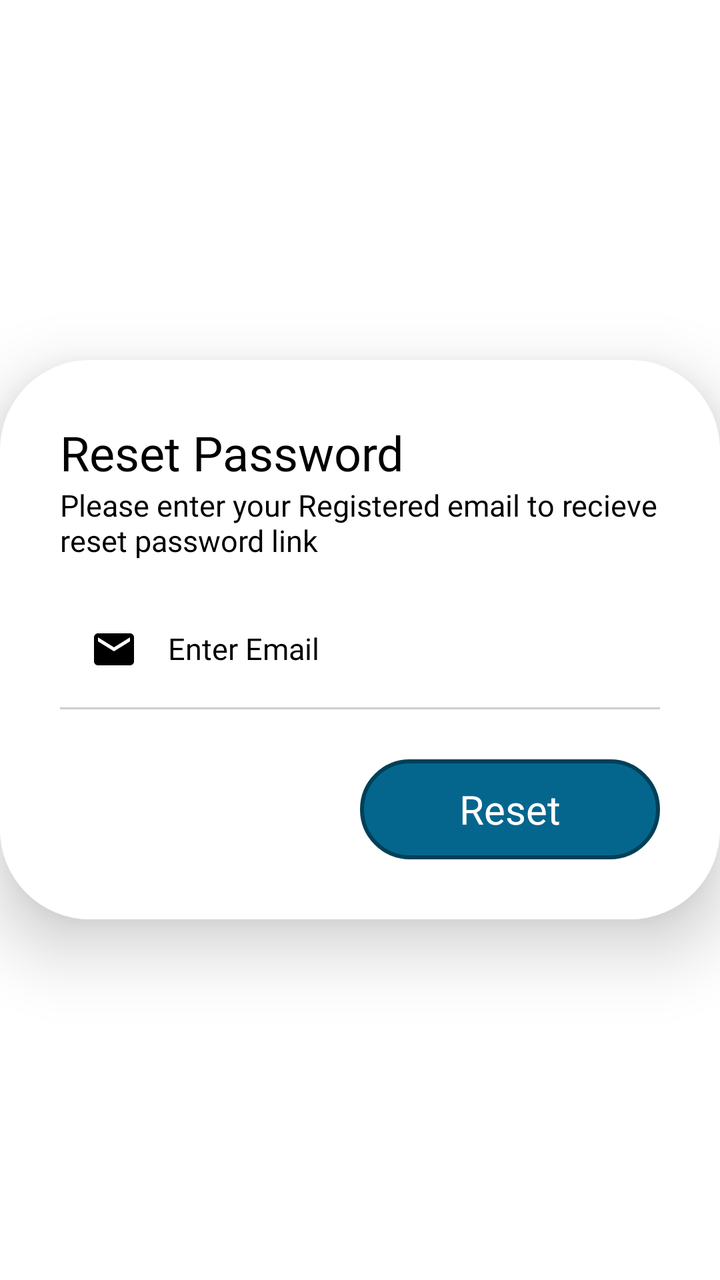
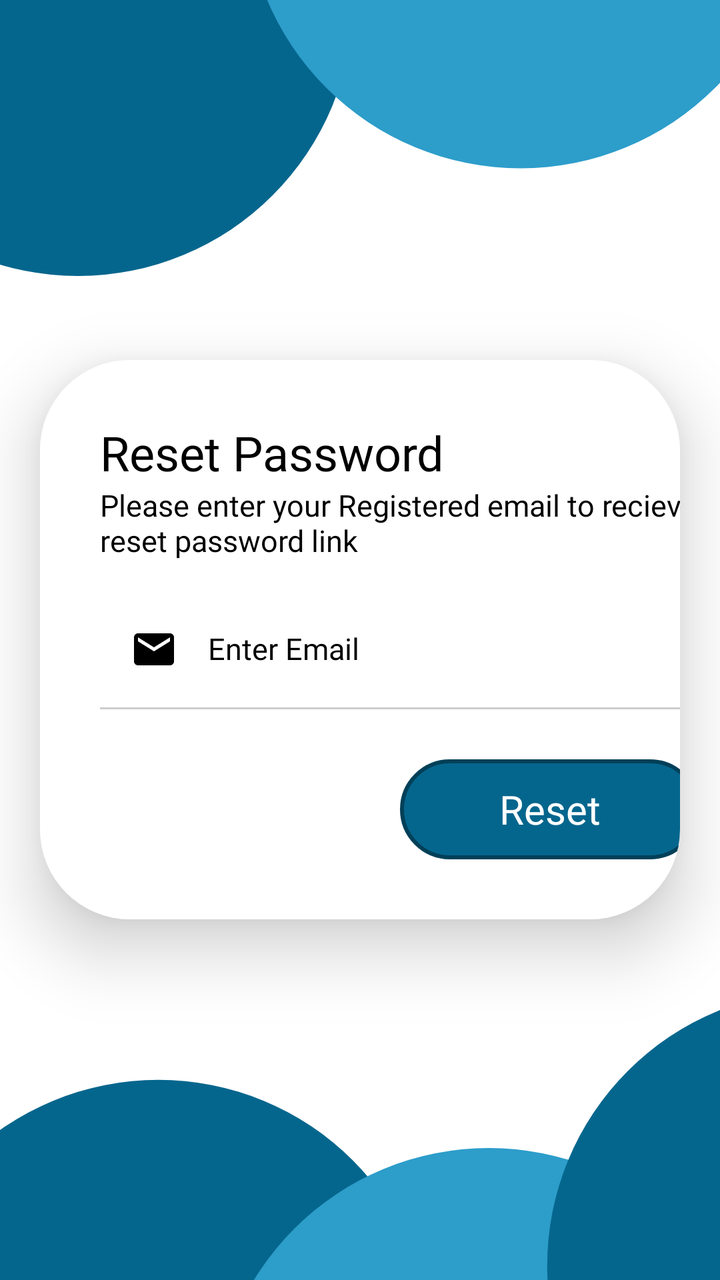

Compare the two renders of this Android layout. The source of the first and the diff that turns it into the second are given below.
<!-- AndroidManifest.xml: application theme Theme.Hostelvault -->
<!-- res/layout/activity_forgot_passwrd.xml -->
<?xml version="1.0" encoding="utf-8"?>
<LinearLayout xmlns:android="http://schemas.android.com/apk/res/android"
    xmlns:app="http://schemas.android.com/apk/res-auto"
    xmlns:tools="http://schemas.android.com/tools"
    android:id="@+id/main"
    android:layout_width="match_parent"
    android:layout_height="match_parent"
    android:orientation="vertical"
    android:gravity="center"
    android:background="@color/white"
    tools:context=".forgotPasswrd">

    <androidx.cardview.widget.CardView
        android:layout_width="wrap_content"
        android:layout_height="wrap_content"
        app:cardCornerRadius="45dp"
        app:cardElevation="20dp">

        <LinearLayout
            android:layout_width="360dp"
            android:layout_height="match_parent"
            android:background="@drawable/edittextbg"
            android:gravity="left"
            android:orientation="vertical"
            android:padding="30dp"
            tools:ignore="RtlHardcoded">

            <TextView
                android:id="@+id/textView3"
                android:layout_width="wrap_content"
                android:layout_height="wrap_content"
                android:fontFamily="@font/poppins_semibold"
                android:text="Reset Password"
                android:textColor="@color/black"
                android:textSize="24sp">

            </TextView>

            <TextView
                android:id="@+id/textView2"
                android:layout_width="wrap_content"
                android:layout_height="wrap_content"
                android:fontFamily="@font/poppins"
                android:text="Please enter your Registered email to recieve reset password link"
                android:textAlignment="viewStart"
                android:textColor="@color/black"
                android:textSize="15sp" />

            <com.google.android.material.textfield.TextInputLayout
                style="@style/black"
                android:layout_width="match_parent"
                android:layout_height="wrap_content"
                android:textColorHint="@color/black"
                android:layout_marginTop="10dp"
                app:endIconMode="clear_text">

                <com.google.android.material.textfield.TextInputEditText
                    android:id="@+id/resetemail"
                    android:layout_width="match_parent"
                    style="@style/black"
                    android:layout_height="match_parent"
                    android:autofillHints="emailAddress"
                    android:background="@drawable/edittextbg"
                    android:drawableStart="@drawable/baseline_email_24"
                    android:drawablePadding="15dp"
                    android:fontFamily="@font/poppins"
                    android:hint="@string/enter_email"
                    android:includeFontPadding="true"
                    android:inputType="text"
                    android:paddingStart="15dp"
                    android:textColor="@color/black"
                    android:textColorHint="@color/grey"
                    android:textSize="15sp"
                    tools:ignore="RtlSymmetry">

                </com.google.android.material.textfield.TextInputEditText>

            </com.google.android.material.textfield.TextInputLayout>


            
            
            
            
            
            
            
            
            
            
            
            

            

            <View
                android:id="@+id/divid1"
                android:layout_width="match_parent"
                android:layout_height="1dp"
                android:background="#505F5F5F" />























            
            
            
            
            
            
            
            
            
            
            


            <LinearLayout
                android:layout_width="match_parent"
                android:layout_height="wrap_content"
                android:gravity="right"
                android:orientation="horizontal">

                <View
                    android:layout_width="0dp"
                    android:layout_height="75dp"
                    android:layout_weight="1" />

                <com.google.android.material.button.MaterialButton
                    android:id="@+id/resetbtn"
                    style="@style/Theme.Hostelvault"
                    android:layout_width="0dp"
                    android:layout_height="match_parent"
                    android:layout_marginTop="25dp"
                    android:layout_weight="1"
                    android:background="@drawable/btn_bg"
                    android:fontFamily="@font/poppins_semibold"
                    android:gravity="center"
                    android:text="Reset"
                    android:textColor="@color/white"
                    android:textSize="20sp">

                </com.google.android.material.button.MaterialButton>


            </LinearLayout>

        </LinearLayout>
    </androidx.cardview.widget.CardView>

</LinearLayout>
<!-- resources referenced by this layout -->
<resources>
  <color name="black">#FF000000</color>
  <color name="grey">#3A393D</color>
  <color name="white">#FFFFFFFF</color>
  <!-- drawable baseline_email_24 (drawable) -->
  <vector xmlns:android="http://schemas.android.com/apk/res/android" android:height="24dp" android:tint="@color/black" android:viewportHeight="24" android:viewportWidth="24" android:width="24dp">
        
      <path android:fillColor="@android:color/white" android:pathData="M20,4L4,4c-1.1,0 -1.99,0.9 -1.99,2L2,18c0,1.1 0.9,2 2,2h16c1.1,0 2,-0.9 2,-2L22,6c0,-1.1 -0.9,-2 -2,-2zM20,8l-8,5 -8,-5L4,6l8,5 8,-5v2z"/>
      
  </vector>
  <!-- drawable btn_bg (drawable) -->
  <?xml version="1.0" encoding="utf-8"?>
  <shape xmlns:android="http://schemas.android.com/apk/res/android" android:shape="rectangle">
      <stroke
          android:color="#004058"
          android:width="2dp">
      </stroke>
      <corners
          android:radius="300dp">
      </corners>
      <solid
          android:color="@color/dark_teal">
      </solid>
  </shape>
  <!-- drawable edittextbg (drawable) -->
  <?xml version="1.0" encoding="utf-8"?>
  <layer-list xmlns:android="http://schemas.android.com/apk/res/android"
      android:shape="rectangle">
      <item>
          <shape >
              <corners
                  android:radius="24dp">
  
              </corners>
              <solid
                  android:color="@color/white">
              </solid>
          </shape>
      </item>
  </layer-list>
  <string name="enter_email">Enter Email</string>
  <style name="Theme.Hostelvault" parent="Theme.Material3.DayNight.NoActionBar">
  
          <item name="android:statusBarColor">@color/bg_color</item>
          <item name="colorPrimary">@color/black</item>
          <item name="colorPrimaryVariant">@color/transparent</item>
          <item name="backgroundTint">@null</item>
          <item name="strokeColor">@null</item>
  
      </style>
  <style name="black" parent="Theme.Material3.DayNight.NoActionBar">
  
          <item name="android:statusBarColor">@color/bg_color</item>
          <item name="colorPrimary">@color/black</item>
          <item name="colorPrimaryVariant">@color/black</item>
          <item name="backgroundTint">@null</item>
          <item name="strokeColor">@null</item>
  
      </style>
  <color name="dark_teal">#05668D</color>
  <color name="bg_color">#1A1A24</color>
  <color name="transparent">#004F4FA5</color>
</resources>

<!-- the commit's change to res/layout/activity_forgot_passwrd.xml (unified diff, before → after) -->
@@ -7,13 +7,15 @@
     android:layout_height="match_parent"
     android:orientation="vertical"
     android:gravity="center"
-    android:background="@color/white"
+    android:background="@drawable/smallactivity_bg"
     tools:context=".forgotPasswrd">
 
     <androidx.cardview.widget.CardView
         android:layout_width="wrap_content"
         android:layout_height="wrap_content"
         app:cardCornerRadius="45dp"
+        android:layout_marginLeft="20dp"
+        android:layout_marginRight="20dp"
         app:cardElevation="20dp">
 
         <LinearLayout
<!-- resource entries referenced after the edit -->
@@ -39,6 +39,38 @@
           </shape>
       </item>
   </layer-list>
+  <!-- drawable smallactivity_bg (drawable) -->
+  <vector xmlns:android="http://schemas.android.com/apk/res/android"
+      android:width="475dp"
+      android:height="844dp"
+      android:viewportWidth="475"
+      android:viewportHeight="844">
+    <path
+        android:pathData="M0,0h475v844h-475z"
+        android:fillColor="#CECECE"/>
+    <group>
+      <clip-path
+          android:pathData="M0,0h475v844h-475z"/>
+      <path
+          android:pathData="M0,0h475v844h-475z"
+          android:fillColor="#ffffff"/>
+      <path
+          android:pathData="M51.5,0.5m-181.5,0a181.5,181.5 0,1 1,363 0a181.5,181.5 0,1 1,-363 0"
+          android:fillColor="#05668D"/>
+      <path
+          android:pathData="M343.5,-70.5m-181.5,0a181.5,181.5 0,1 1,363 0a181.5,181.5 0,1 1,-363 0"
+          android:fillColor="#2D9DCA"/>
+      <path
+          android:pathData="M104.5,893.5m-181.5,0a181.5,181.5 0,1 1,363 0a181.5,181.5 0,1 1,-363 0"
+          android:fillColor="#05668D"/>
+      <path
+          android:pathData="M322.5,938.5m-181.5,0a181.5,181.5 0,1 1,363 0a181.5,181.5 0,1 1,-363 0"
+          android:fillColor="#2D9DCA"/>
+      <path
+          android:pathData="M542.5,834.5m-181.5,0a181.5,181.5 0,1 1,363 0a181.5,181.5 0,1 1,-363 0"
+          android:fillColor="#05668D"/>
+    </group>
+  </vector>
   <string name="enter_email">Enter Email</string>
   <style name="Theme.Hostelvault" parent="Theme.Material3.DayNight.NoActionBar">
   
